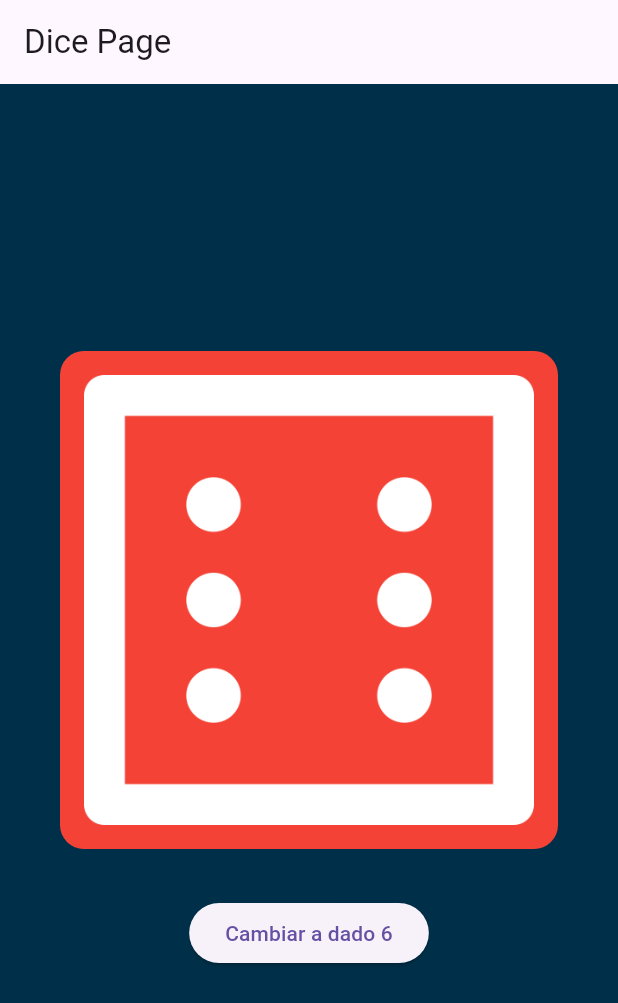
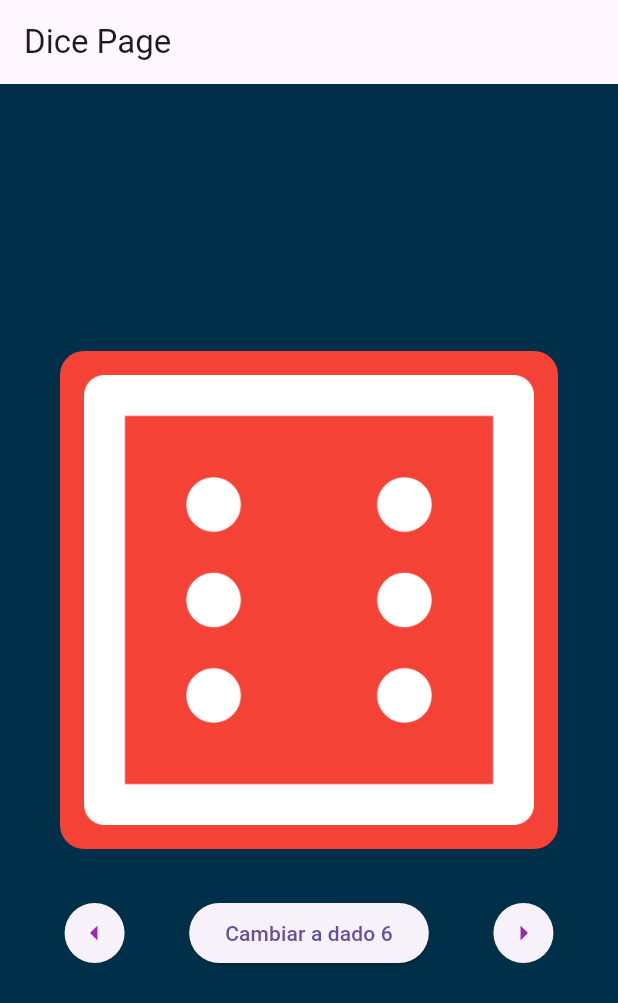
Before and after one commit to fr4nsgallegos/diceAppG12, a Flutter app: the screen it shows after launch, after a tap on "Cambiar a dado 6", on a phone screen of 412 x 824 dp. Shown: the top 1003 px of the screen. Run offline on Flutter 3.47's test engine with Material 3 defaults, Android fonts, the phone set to English and light mode, and no system bars.

Commit message:
cambiar dado a 6 de manera dinámica y sumar o restar al dado

```diff
--- a/lib/pages/dice_page.dart
+++ b/lib/pages/dice_page.dart
@@ -6,7 +6,8 @@ class DicePage extends StatefulWidget {
 }
 
 class _DicePageState extends State<DicePage> {
-  String rutaImagen = "assets/images/dice1.png";
+  // String rutaImagen = "assets/images/dice1.png";
+  int dadoN = 1;
 
   @override
   Widget build(BuildContext context) {
@@ -39,15 +40,47 @@ class _DicePageState extends State<DicePage> {
                 // BoxShape
                 // .circle, //convvierte el container en un circulo perfecto
               ),
-              child: Image.asset(rutaImagen, width: 300, height: 300),
+              child: Image.asset(
+                "assets/images/dice$dadoN.png",
+                width: 300,
+                height: 300,
+              ),
             ),
             SizedBox(height: 32),
-            ElevatedButton(
-              onPressed: () {
-                rutaImagen = "assets/images/dice6.png";
-                setState(() {});
-              },
-              child: Text("Cambiar a dado 6"),
+            Row(
+              mainAxisAlignment: MainAxisAlignment.spaceEvenly,
+              children: [
+                IconButton(
+                  color: Colors.purple,
+                  style: IconButton.styleFrom(
+                    backgroundColor: Color(0xffF7F2FA),
+                  ),
+                  onPressed: () {
+                    dadoN -= 1;
+                    setState(() {});
+                  },
+                  icon: Icon(Icons.arrow_left_outlined),
+                ),
+                ElevatedButton(
+                  onPressed: () {
+                    // rutaImagen = "assets/images/dice6.png";
+                    dadoN = 6;
+                    setState(() {});
+                  },
+                  child: Text("Cambiar a dado 6"),
+                ),
+                IconButton(
+                  color: Colors.purple,
+                  style: IconButton.styleFrom(
+                    backgroundColor: Color(0xffF7F2FA),
+                  ),
+                  onPressed: () {
+                    dadoN += 1;
+                    setState(() {});
+                  },
+                  icon: Icon(Icons.arrow_right),
+                ),
+              ],
             ),
           ],
         ),
```
